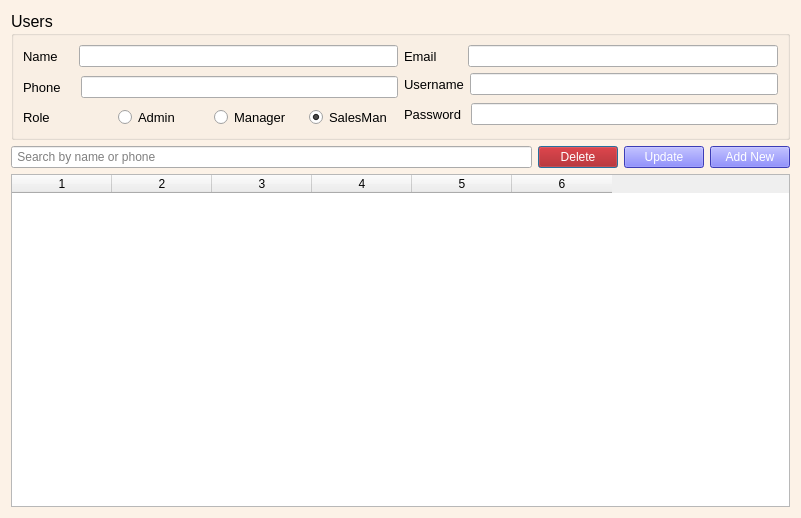
Before: the Qt Designer form ui/users.ui in ansarul543/pos-inventory, drawn with Qt 5.
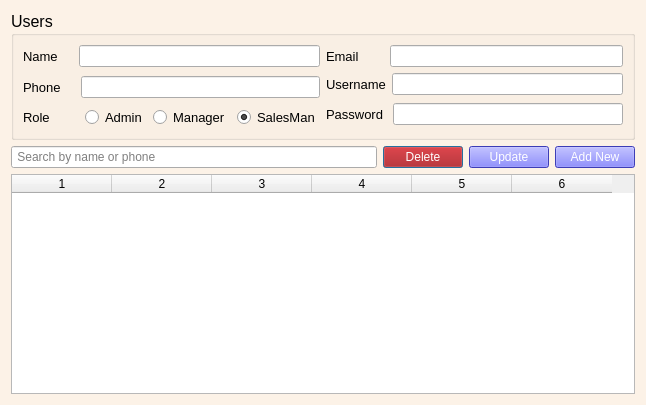
After: the same form once the commit is applied.

The edit to the form file:
```diff
--- a/ui/users.ui
+++ b/ui/users.ui
@@ -9,8 +9,8 @@
    <rect>
     <x>0</x>
     <y>0</y>
-    <width>801</width>
-    <height>518</height>
+    <width>646</width>
+    <height>405</height>
    </rect>
   </property>
   <property name="windowTitle">
```
